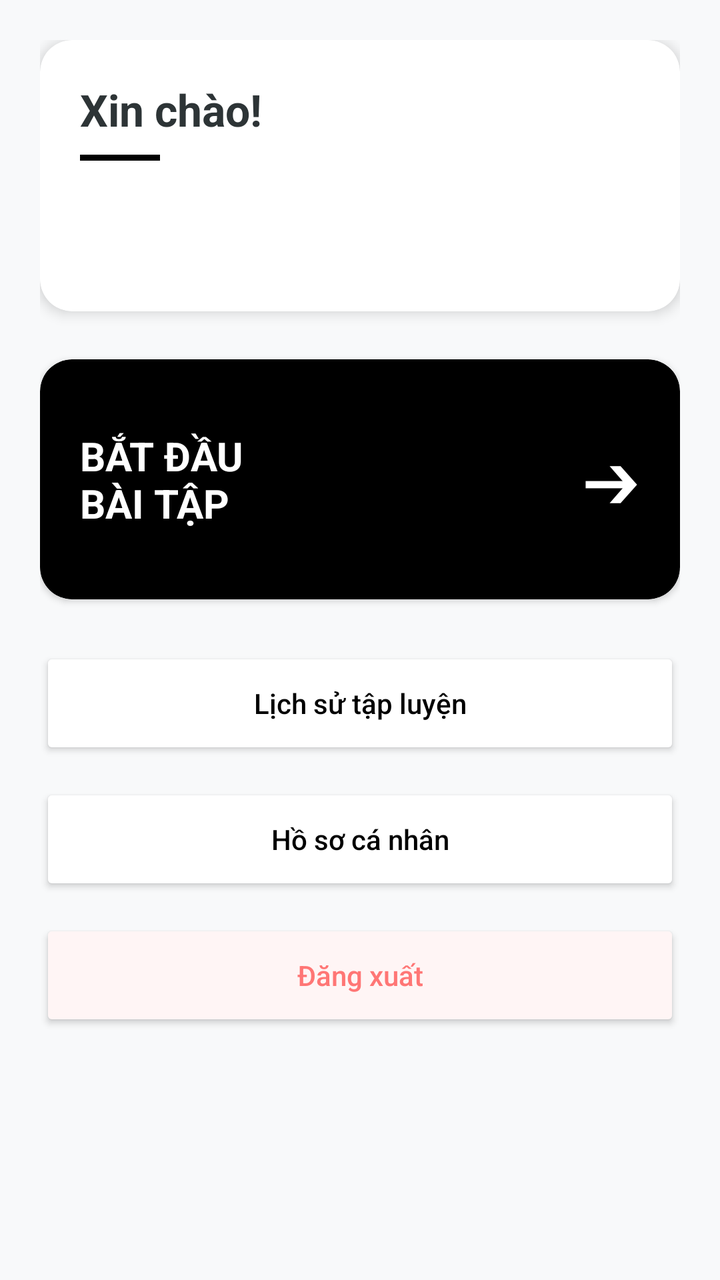
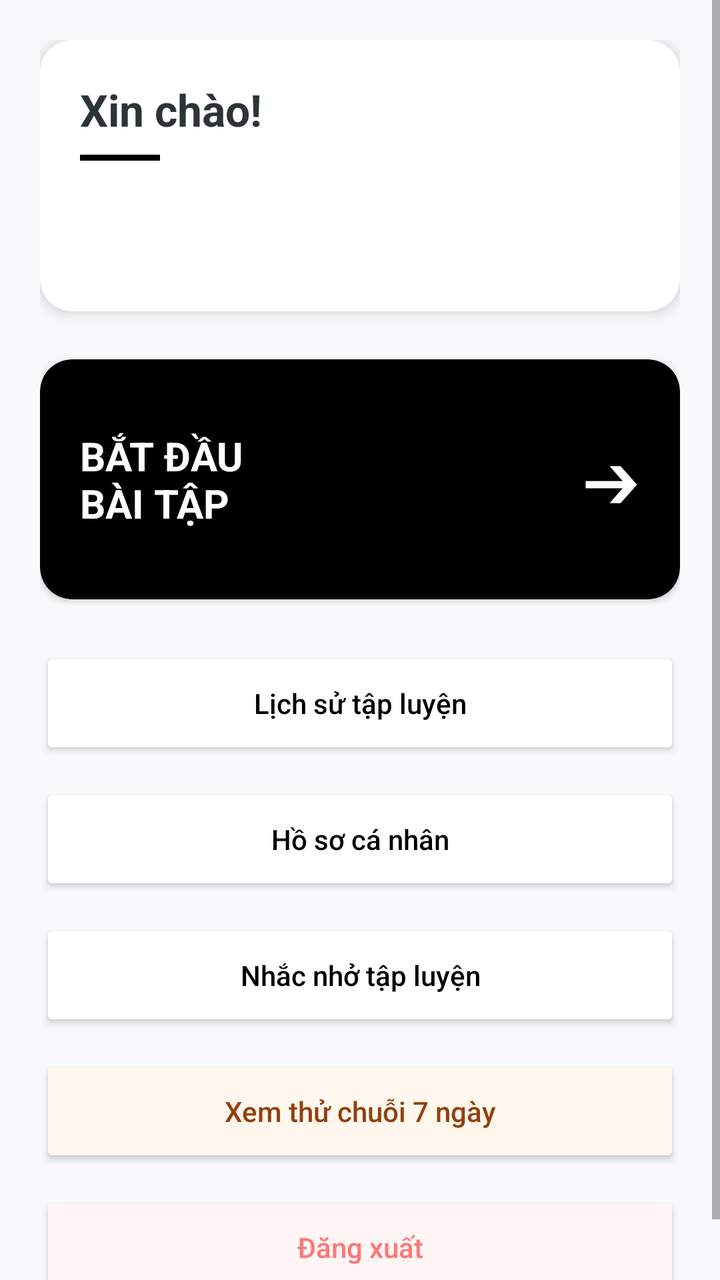

Screens rendered from an Android XML layout before and after an edit, with the pre-edit source and the edit as a unified diff.
<!-- AndroidManifest.xml: application theme Theme.FitTrack -->
<!-- res/layout/activity_home.xml -->
<?xml version="1.0" encoding="utf-8"?>
<ScrollView xmlns:android="http://schemas.android.com/apk/res/android"
    xmlns:app="http://schemas.android.com/apk/res-auto"
    android:layout_width="match_parent"
    android:layout_height="match_parent"
    android:background="#F8F9FA">

    <LinearLayout
        android:layout_width="match_parent"
        android:layout_height="wrap_content"
        android:orientation="vertical"
        android:padding="20dp">

        <androidx.cardview.widget.CardView
            android:layout_width="match_parent"
            android:layout_height="wrap_content"
            android:layout_marginBottom="24dp"
            app:cardCornerRadius="16dp"
            app:cardElevation="4dp"
            app:cardBackgroundColor="@android:color/white">

            <LinearLayout
                android:layout_width="match_parent"
                android:layout_height="wrap_content"
                android:orientation="vertical"
                android:padding="20dp">

                <TextView
                    android:id="@+id/tvWelcome"
                    android:layout_width="wrap_content"
                    android:layout_height="wrap_content"
                    android:text="Xin chào!"
                    android:textSize="22sp"
                    android:textStyle="bold"
                    android:textColor="#2D3436" />

                <View
                    android:layout_width="40dp"
                    android:layout_height="3dp"
                    android:background="#000"
                    android:layout_marginTop="8dp" />

                <TextView
                    android:id="@+id/tvBmi"
                    android:layout_width="wrap_content"
                    android:layout_height="wrap_content"
                    android:textSize="16sp"
                    android:textColor="#636E72"
                    android:layout_marginTop="12dp" />

                <TextView
                    android:id="@+id/tvSuggestion"
                    android:layout_width="wrap_content"
                    android:layout_height="wrap_content"
                    android:textSize="13sp"
                    android:textColor="#00B894"
                    android:layout_marginTop="4dp"
                    android:textStyle="italic" />
            </LinearLayout>
        </androidx.cardview.widget.CardView>

        <androidx.cardview.widget.CardView
            android:id="@+id/btnGoExercise"
            android:layout_width="match_parent"
            android:layout_height="120dp"
            android:layout_marginBottom="16dp"
            android:clickable="true"
            android:focusable="true"
            android:foreground="?android:attr/selectableItemBackground"
            app:cardCornerRadius="16dp"
            app:cardBackgroundColor="#000">

            <RelativeLayout
                android:layout_width="match_parent"
                android:layout_height="match_parent"
                android:padding="20dp">

                <TextView
                    android:layout_width="267dp"
                    android:layout_height="wrap_content"
                    android:layout_centerVertical="true"
                    android:text="BẮT ĐẦU\nBÀI TẬP"
                    android:textColor="@android:color/white"
                    android:textSize="20sp"
                    android:textStyle="bold" />

                <TextView
                    android:layout_width="wrap_content"
                    android:layout_height="wrap_content"
                    android:layout_alignParentEnd="true"
                    android:layout_centerVertical="true"
                    android:text="➔"
                    android:textColor="@android:color/white"
                    android:textSize="30sp" />
            </RelativeLayout>
        </androidx.cardview.widget.CardView>

        <LinearLayout
            android:layout_width="match_parent"
            android:layout_height="wrap_content"
            android:orientation="vertical"
            android:layout_marginTop="8dp">

            <Button
                android:id="@+id/btnHistory"
                android:layout_width="match_parent"
                android:layout_height="56dp"
                android:text="Lịch sử tập luyện"
                android:textColor="#000"
                android:backgroundTint="@android:color/white"
                android:layout_marginBottom="12dp"
                android:elevation="2dp"
                android:textAllCaps="false"
                app:cornerRadius="12dp" />

            <Button
                android:id="@+id/btnProfile"
                android:layout_width="match_parent"
                android:layout_height="56dp"
                android:text="Hồ sơ cá nhân"
                android:textColor="#000"
                android:backgroundTint="@android:color/white"
                android:layout_marginBottom="12dp"
                android:elevation="2dp"
                android:textAllCaps="false"
                app:cornerRadius="12dp" />

            <Button
                android:id="@+id/btnLogout"
                android:layout_width="match_parent"
                android:layout_height="56dp"
                android:text="Đăng xuất"
                android:textColor="#FF7675"
                android:backgroundTint="#FFF5F5"
                android:elevation="0dp"
                android:textAllCaps="false"
                app:cornerRadius="12dp" />
        </LinearLayout>

    </LinearLayout>
</ScrollView>
<!-- resources referenced by this layout -->
<resources>
  <style name="Theme.FitTrack" parent="Theme.MaterialComponents.Light.NoActionBar">
          <item name="colorPrimary">#000000</item>
          <item name="colorPrimaryDark">#000000</item>
          <item name="colorAccent">#333333</item>
          <item name="android:windowBackground">@android:color/white</item>
      </style>
</resources>

<!-- the commit's change to res/layout/activity_home.xml (unified diff, before → after) -->
@@ -56,6 +56,55 @@
                     android:textColor="#00B894"
                     android:layout_marginTop="4dp"
                     android:textStyle="italic" />
+            </LinearLayout>
+        </androidx.cardview.widget.CardView>
+
+        <androidx.cardview.widget.CardView
+            android:id="@+id/cardStreak"
+            android:layout_width="match_parent"
+            android:layout_height="wrap_content"
+            android:layout_marginBottom="16dp"
+            android:visibility="gone"
+            app:cardCornerRadius="16dp"
+            app:cardElevation="3dp"
+            app:cardBackgroundColor="#FFF7ED">
+
+            <LinearLayout
+                android:layout_width="match_parent"
+                android:layout_height="wrap_content"
+                android:orientation="horizontal"
+                android:gravity="center_vertical"
+                android:padding="16dp">
+
+                <ImageView
+                    android:id="@+id/ivFlame"
+                    android:layout_width="42dp"
+                    android:layout_height="42dp"
+                    android:src="@drawable/ic_flame"
+                    android:layout_marginEnd="12dp" />
+
+                <LinearLayout
+                    android:layout_width="0dp"
+                    android:layout_height="wrap_content"
+                    android:layout_weight="1"
+                    android:orientation="vertical">
+
+                    <TextView
+                        android:id="@+id/tvStreak"
+                        android:layout_width="wrap_content"
+                        android:layout_height="wrap_content"
+                        android:text="Chuỗi tập: 3 ngày"
+                        android:textColor="#111111"
+                        android:textSize="18sp"
+                        android:textStyle="bold" />
+
+                    <TextView
+                        android:layout_width="wrap_content"
+                        android:layout_height="wrap_content"
+                        android:text="Hoàn thành bài tập mỗi ngày để giữ chuỗi."
+                        android:textColor="#92400E"
+                        android:textSize="12sp" />
+                </LinearLayout>
             </LinearLayout>
         </androidx.cardview.widget.CardView>
 
@@ -126,6 +175,30 @@
                 app:cornerRadius="12dp" />
 
             <Button
+                android:id="@+id/btnReminder"
+                android:layout_width="match_parent"
+                android:layout_height="56dp"
+                android:text="Nhắc nhở tập luyện"
+                android:textColor="#000"
+                android:backgroundTint="@android:color/white"
+                android:layout_marginBottom="12dp"
+                android:elevation="2dp"
+                android:textAllCaps="false"
+                app:cornerRadius="12dp" />
+
+            <Button
+                android:id="@+id/btnDemoStreak"
+                android:layout_width="match_parent"
+                android:layout_height="56dp"
+                android:text="Xem thử chuỗi 7 ngày"
+                android:textColor="#92400E"
+                android:backgroundTint="#FFF7ED"
+                android:layout_marginBottom="12dp"
+                android:elevation="1dp"
+                android:textAllCaps="false"
+                app:cornerRadius="12dp" />
+
+            <Button
                 android:id="@+id/btnLogout"
                 android:layout_width="match_parent"
                 android:layout_height="56dp"
<!-- resource entries referenced after the edit -->
@@ -1,5 +1,19 @@
 <!-- resources referenced by this layout -->
 <resources>
+  <!-- drawable ic_flame (drawable) -->
+  <?xml version="1.0" encoding="utf-8"?>
+  <vector xmlns:android="http://schemas.android.com/apk/res/android"
+      android:width="48dp"
+      android:height="48dp"
+      android:viewportWidth="48"
+      android:viewportHeight="48">
+      <path
+          android:fillColor="#FF6B35"
+          android:pathData="M24,44C15.2,44 9,37.9 9,29.6C9,21.6 15.2,16.8 19.1,11.4C20.7,9.2 21.8,6.9 22.1,4C28.2,8.6 31.4,13.1 31.8,18.1C33.3,16.8 34.5,14.9 35.1,12.4C38.9,17 41,21.8 41,28.2C41,37.4 34.2,44 24,44Z" />
+      <path
+          android:fillColor="#FFD166"
+          android:pathData="M24.3,39C19.3,39 15.8,35.5 15.8,30.8C15.8,26.6 18.9,23.8 21.1,20.6C22.1,19.2 22.7,17.7 22.8,16C26.8,19.2 28.8,22.3 28.7,25.8C29.8,25.1 30.7,24.1 31.2,22.8C33.1,25.4 34.1,28 34.1,31.2C34.1,35.9 30.2,39 24.3,39Z" />
+  </vector>
   <style name="Theme.FitTrack" parent="Theme.MaterialComponents.Light.NoActionBar">
           <item name="colorPrimary">#000000</item>
           <item name="colorPrimaryDark">#000000</item>
